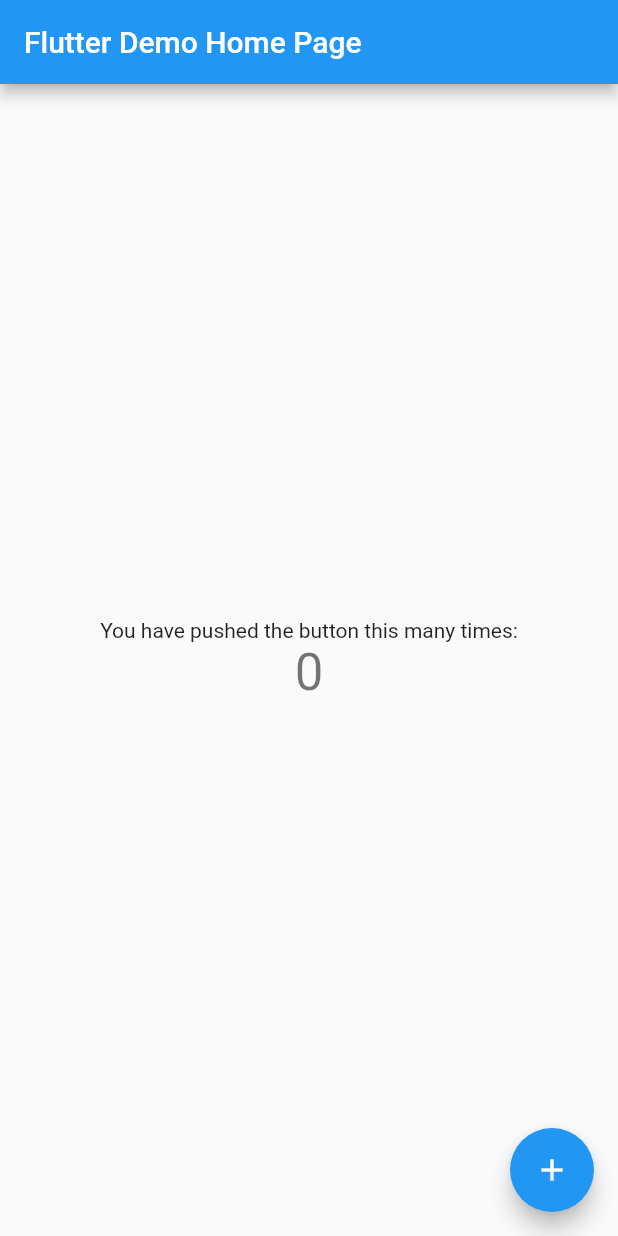
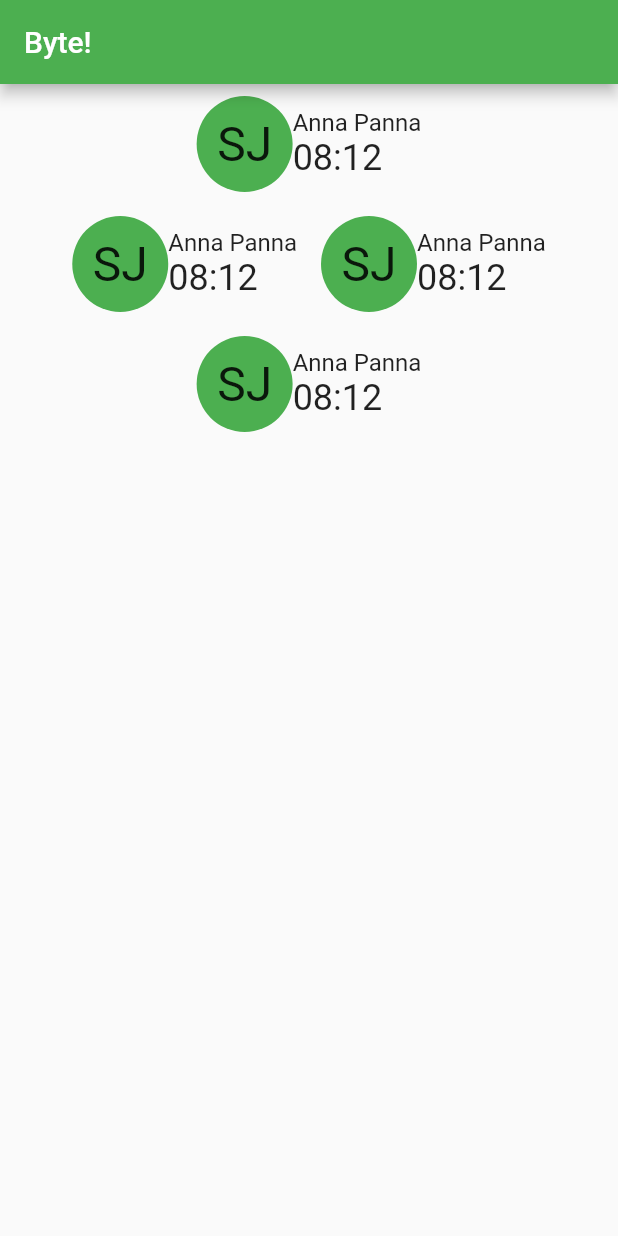
Before and after one commit to zoomix/flutter_byte, a Flutter app: the screen it shows after launch, on a phone screen of 412 x 824 dp. Run offline on Flutter 3.47's test engine with Material 2 defaults, Android fonts, the phone set to English and light mode, and no system bars.

Commit message:
Diamond shape is kinda thare.

```diff
--- a/lib/main.dart
+++ b/lib/main.dart
@@ -1,6 +1,8 @@
 import 'package:flutter/material.dart';
+import 'package:lag_byte/model/position.dart';
 
 void main() {
+  WidgetsFlutterBinding.ensureInitialized();
   runApp(const MyApp());
 }
 
@@ -10,11 +12,11 @@ class MyApp extends StatelessWidget {
   @override
   Widget build(BuildContext context) {
     return MaterialApp(
-      title: 'Flutter Demo',
+      title: 'Byte',
       theme: ThemeData(
-        primarySwatch: Colors.blue,
+        primarySwatch: Colors.green,
       ),
-      home: const MyHomePage(title: 'Flutter Demo Home Page'),
+      home: const MyHomePage(title: 'Byte!'),
     );
   }
 }
@@ -29,14 +31,6 @@ class MyHomePage extends StatefulWidget {
 }
 
 class _MyHomePageState extends State<MyHomePage> {
-  int _counter = 0;
-
-  void _incrementCounter() {
-    setState(() {
-      _counter++;
-    });
-  }
-
   @override
   Widget build(BuildContext context) {
     return Scaffold(
@@ -45,23 +39,84 @@ class _MyHomePageState extends State<MyHomePage> {
       ),
       body: Center(
         child: Column(
-          mainAxisAlignment: MainAxisAlignment.center,
-          children: <Widget>[
-            const Text(
-              'You have pushed the button this many times:',
-            ),
-            Text(
-              '$_counter',
-              style: Theme.of(context).textTheme.headline4,
-            ),
-          ],
+          mainAxisAlignment: MainAxisAlignment.start,
+          children: <Widget>[const DiamondWidget()],
         ),
       ),
-      floatingActionButton: FloatingActionButton(
-        onPressed: _incrementCounter,
-        tooltip: 'Increment',
-        child: const Icon(Icons.add),
-      ), // This trailing comma makes auto-formatting nicer for build methods.
     );
   }
 }
+
+class DiamondWidget extends StatefulWidget {
+  const DiamondWidget(
+      {super.key, this.top, this.left, this.right, this.defender});
+
+  final Position? top;
+  final Position? left;
+  final Position? right;
+  final Position? defender;
+
+  @override
+  State<DiamondWidget> createState() => _DiamondWidgetState();
+}
+
+class _DiamondWidgetState extends State<DiamondWidget> {
+  @override
+  Widget build(BuildContext context) {
+    return Column(
+      mainAxisAlignment: MainAxisAlignment.center,
+      crossAxisAlignment: CrossAxisAlignment.center,
+      children: [
+        PositionWidget(),
+        Center(
+          child: Row(
+            mainAxisAlignment: MainAxisAlignment.center,
+            children: [PositionWidget(), PositionWidget()],
+          ),
+        ),
+        PositionWidget(),
+      ],
+    );
+  }
+}
+
+class PositionWidget extends StatefulWidget {
+  const PositionWidget({super.key, this.pos});
+
+  final Position? pos;
+
+  @override
+  State<PositionWidget> createState() => _PositionWidgetState();
+}
+
+class _PositionWidgetState extends State<PositionWidget> {
+  @override
+  Widget build(BuildContext context) {
+    return Container(
+      padding: const EdgeInsets.all(8.0),
+      child: Row(
+        mainAxisAlignment: MainAxisAlignment.center,
+        children: [
+          Container(
+            height: 64,
+            width: 64,
+            decoration:
+                BoxDecoration(color: Colors.green, shape: BoxShape.circle),
+            alignment: Alignment.center,
+            child: const Text(
+              'SJ',
+              style: TextStyle(fontSize: 32),
+            ),
+          ),
+          Column(
+            crossAxisAlignment: CrossAxisAlignment.start,
+            children: const [
+              Text('Anna Panna', style: TextStyle(fontSize: 16)),
+              Text('08:12', style: TextStyle(fontSize: 24)),
+            ],
+          )
+        ],
+      ),
+    );
+  }
+}
```
